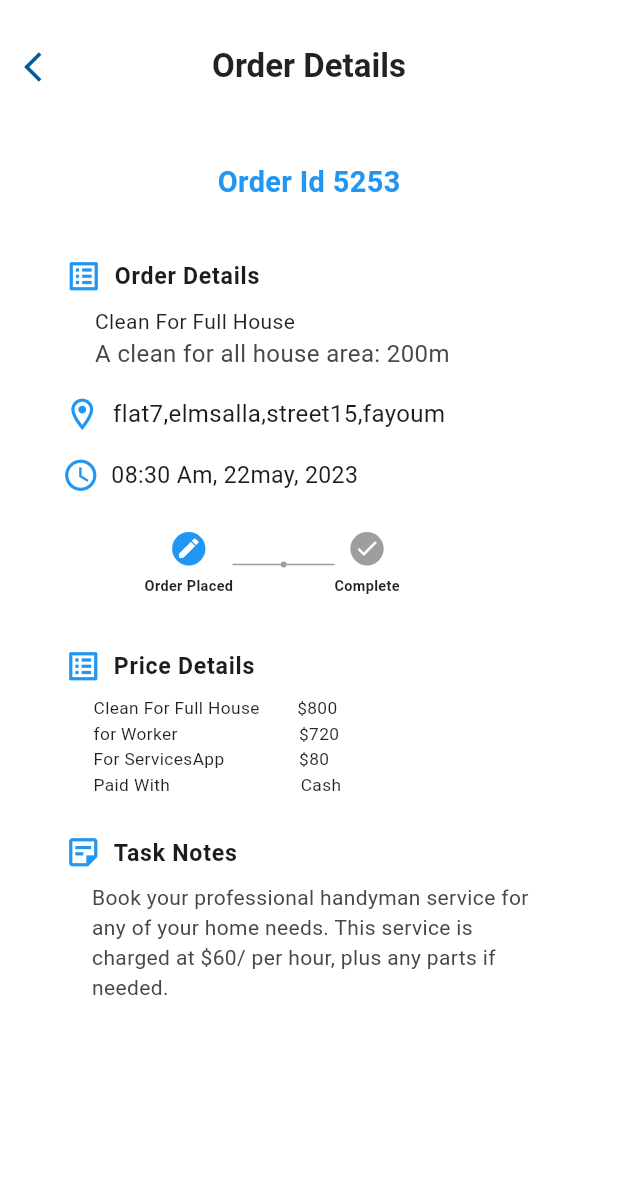
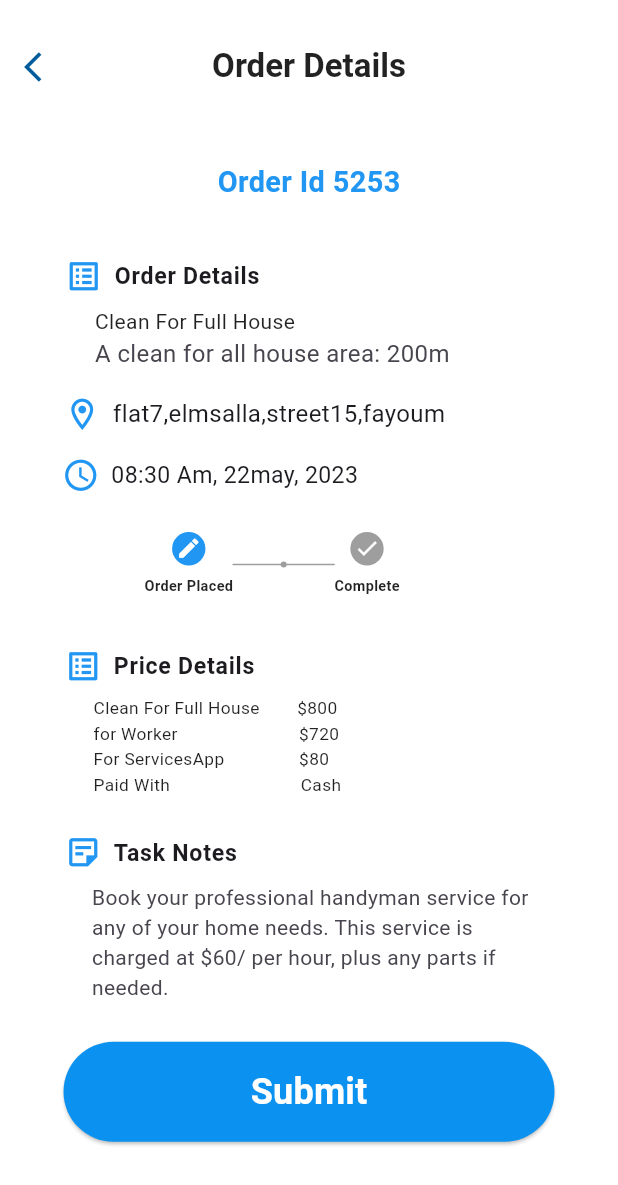
Before and after one commit to abdelrahman-mahmoud-salah/HomeHand, a Flutter app: the OrderDetails screen opened directly, on a phone screen of 412 x 824 dp. Shown: the top 1185 px of the screen. Run offline on Flutter 3.47's test engine with Material 3 defaults, Android fonts, the phone set to English and light mode, and no system bars; our stand-ins replace animate_do, curved_navigation_bar, dio, dots_indicator, flutter_screenutil, freezed_annotation and 4 more; missing offline and left inert: dart:ffi.

Commit message:
add button sumbit

```diff
--- a/lib/featuers/customer/featuers/order_details/UI/view/orderDetails_body.dart
+++ b/lib/featuers/customer/featuers/order_details/UI/view/orderDetails_body.dart
@@ -1,9 +1,8 @@
 import 'package:flutter/material.dart';
 import 'package:flutter_screenutil/flutter_screenutil.dart';
 import 'package:homehand/core/helper/spacing.dart';
+import 'package:homehand/featuers/customer/featuers/order_details/UI/widgets/Submit_button.dart';
 import 'package:homehand/featuers/customer/featuers/order_details/UI/widgets/custom_stepper.dart';
-import 'package:homehand/featuers/customer/featuers/order_details/UI/widgets/worker_buttons.dart';
-
 
 class OrderDetailsBody extends StatefulWidget {
   const OrderDetailsBody({super.key});
@@ -15,14 +14,13 @@ class OrderDetailsBody extends StatefulWidget {
 class _OrderDetailsBodyState extends State<OrderDetailsBody> {
   bool isWorker = false;
 
-
   @override
   Widget build(BuildContext context) {
     return Padding(
       padding: const EdgeInsets.symmetric(horizontal: 20.0).w,
       child: ListView(
         children: <Widget>[
-           Padding(
+          Padding(
             padding: const EdgeInsets.all(20.0).w,
             child: Center(
               child: Text(
@@ -47,7 +45,8 @@ class _OrderDetailsBodyState extends State<OrderDetailsBody> {
                 ),
                 Text(
                   'Order Details',
-                  style: TextStyle(fontWeight: FontWeight.bold, fontSize: 16.sp),
+                  style:
+                      TextStyle(fontWeight: FontWeight.bold, fontSize: 16.sp),
                 ),
               ],
             ),
@@ -88,7 +87,7 @@ class _OrderDetailsBodyState extends State<OrderDetailsBody> {
               ],
             ),
           ),
-           Padding(
+          Padding(
             padding: EdgeInsets.only(left: 15.0.w),
             child: Row(
               children: [
@@ -102,17 +101,18 @@ class _OrderDetailsBodyState extends State<OrderDetailsBody> {
                 ),
                 Text(
                   '08:30 Am, 22may, 2023',
-                  style: TextStyle(fontWeight: FontWeight.w400, fontSize: 16.sp),
+                  style:
+                      TextStyle(fontWeight: FontWeight.w400, fontSize: 16.sp),
                 ),
               ],
             ),
           ),
           if (!isWorker)
-             Padding(
+            Padding(
               padding: EdgeInsets.symmetric(horizontal: 80.w, vertical: 20.h),
               child: const CustomStepper(currentIndex: 0),
             ),
-           ListTile(
+          ListTile(
             title: Row(
               children: [
                 Padding(
@@ -125,7 +125,8 @@ class _OrderDetailsBodyState extends State<OrderDetailsBody> {
                 ),
                 Text(
                   'Price Details',
-                  style: TextStyle(fontWeight: FontWeight.bold, fontSize: 16.sp),
+                  style:
+                      TextStyle(fontWeight: FontWeight.bold, fontSize: 16.sp),
                 ),
               ],
             ),
@@ -155,7 +156,7 @@ class _OrderDetailsBodyState extends State<OrderDetailsBody> {
               ),
             ),
           ),
-           ListTile(
+          ListTile(
             title: Row(
               children: [
                 Padding(
@@ -168,7 +169,8 @@ class _OrderDetailsBodyState extends State<OrderDetailsBody> {
                 ),
                 Text(
                   'Task Notes',
-                  style: TextStyle(fontWeight: FontWeight.bold, fontSize: 16.sp),
+                  style:
+                      TextStyle(fontWeight: FontWeight.bold, fontSize: 16.sp),
                 ),
               ],
             ),
@@ -179,8 +181,7 @@ class _OrderDetailsBodyState extends State<OrderDetailsBody> {
             ),
           ),
           verticalSpace(20),
-          if (isWorker)
-            const WorkerButtons(),
+          ButtonSumbit(),
         ],
       ),
     );
--- /dev/null
+++ b/lib/featuers/customer/featuers/order_details/UI/widgets/Submit_button.dart
@@ -0,0 +1,32 @@
+import 'package:flutter/material.dart';
+import 'package:flutter_screenutil/flutter_screenutil.dart';
+import 'package:homehand/core/helper/extinstion.dart';
+import 'package:homehand/core/routes/Routes_App.dart';
+import 'package:homehand/core/theming/colors.dart';
+
+class ButtonSumbit extends StatelessWidget {
+  const ButtonSumbit({super.key});
+
+  @override
+  Widget build(BuildContext context) {
+    return Center(
+      child: ElevatedButton(
+        onPressed: () {
+          context.pushNamed(RoutesApp.reviewScreen);
+        },
+        style: ElevatedButton.styleFrom(
+          fixedSize: Size(340.w, 75.h),
+          foregroundColor: Colors.white,
+          backgroundColor: ColorsManager.mainBlue,
+          shape: RoundedRectangleBorder(
+            borderRadius: BorderRadius.circular(45),
+          ),
+        ),
+        child: Text(
+          "Submit",
+          style: TextStyle(fontSize: 25.sp, fontWeight: FontWeight.bold),
+        ),
+      ),
+    );
+  }
+}
```
Also changed, not shown: lib/featuers/customer/featuers/order_details/UI/widgets/worker_buttons.dart (deleted, +0 -81 lines).
